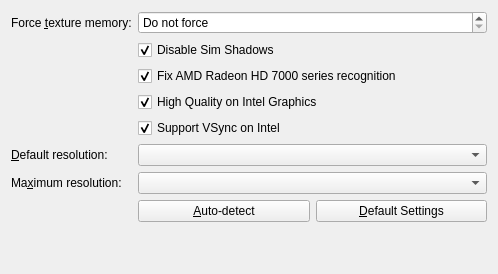
Old version of the form src/plugins/sims2/sims2settings.ui in the repository haffmans/graphics-rules-maker.
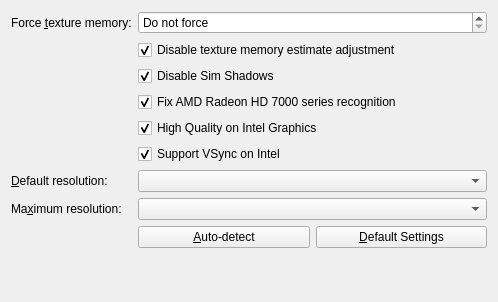
New version of the form.

Commit message:
Sims 2: Add "Disable texture memory estimated adjustment" tweak
This adds a tweak that's reported to improve stability on nVidia cards
mostly.

Should solve issue #6

```diff
--- a/src/plugins/sims2/sims2settings.ui
+++ b/src/plugins/sims2/sims2settings.ui
@@ -7,7 +7,7 @@
     <x>0</x>
     <y>0</y>
     <width>498</width>
-    <height>274</height>
+    <height>302</height>
    </rect>
   </property>
   <property name="windowTitle">
@@ -50,6 +50,22 @@
     </widget>
    </item>
    <item row="1" column="1">
+    <widget class="QCheckBox" name="disableTexMemEstimateAdjustment">
+     <property name="toolTip">
+      <string>Do not adjust the texture memory reported by the driver, to improve stability (especially with nVidia cards)</string>
+     </property>
+     <property name="whatsThis">
+      <string>&lt;html&gt;&lt;head/&gt;&lt;body&gt;&lt;p&gt;Use this tweak to use the texture memory reported by the driver. This may greatly improve the game's stability, especially when using a recent nVidia graphics card.&lt;/p&gt;&lt;/body&gt;&lt;/html&gt;</string>
+     </property>
+     <property name="text">
+      <string>Disable texture memory estimate adjustment</string>
+     </property>
+     <property name="checked">
+      <bool>true</bool>
+     </property>
+    </widget>
+   </item>
+   <item row="2" column="1">
     <widget class="QCheckBox" name="disableSimShadows">
      <property name="toolTip">
       <string>Disable shadows for Sims and Pets, to work around black rectangles as shadows</string>
@@ -65,7 +81,7 @@
      </property>
     </widget>
    </item>
-   <item row="2" column="1">
+   <item row="3" column="1">
     <widget class="QCheckBox" name="radeonHd7000Fix">
      <property name="toolTip">
       <string>Do not force low quality on Radeon HD 7000 series graphics cards (as opposed to the older Radeon 7000 series).</string>
@@ -81,7 +97,7 @@
      </property>
     </widget>
    </item>
-   <item row="3" column="1">
+   <item row="4" column="1">
     <widget class="QCheckBox" name="intelHigh">
      <property name="toolTip">
       <string>Allow high quality graphics for most recent Intel Graphics cards.</string>
@@ -97,7 +113,7 @@
      </property>
     </widget>
    </item>
-   <item row="4" column="1">
+   <item row="5" column="1">
     <widget class="QCheckBox" name="intelVsync">
      <property name="toolTip">
       <string>Enable VSync for Intel Graphics cards. May cause (or solve) flickering graphics and/or UI.</string>
@@ -113,7 +129,7 @@
      </property>
     </widget>
    </item>
-   <item row="5" column="0">
+   <item row="6" column="0">
     <widget class="QLabel" name="defaultResolutionLabel">
      <property name="text">
       <string>&amp;Default resolution:</string>
@@ -123,7 +139,7 @@
      </property>
     </widget>
    </item>
-   <item row="5" column="1">
+   <item row="6" column="1">
     <widget class="QComboBox" name="defaultResolution">
      <property name="toolTip">
       <string>The initial resolution as applied by the game at first launch.</string>
@@ -133,7 +149,7 @@
      </property>
     </widget>
    </item>
-   <item row="6" column="0">
+   <item row="7" column="0">
     <widget class="QLabel" name="maxResolutionLabel">
      <property name="text">
       <string>Ma&amp;ximum resolution:</string>
@@ -143,7 +159,7 @@
      </property>
     </widget>
    </item>
-   <item row="6" column="1">
+   <item row="7" column="1">
     <widget class="QComboBox" name="maxResolution">
      <property name="toolTip">
       <string>The maximum available resolution (in high quality graphics mode only).</string>
@@ -153,7 +169,7 @@
      </property>
     </widget>
    </item>
-   <item row="7" column="1">
+   <item row="8" column="1">
     <layout class="QHBoxLayout" name="defaultsLayout" stretch="0,0">
      <item>
       <widget class="QPushButton" name="autodetect">
```
The commit also changes 4 other files.
